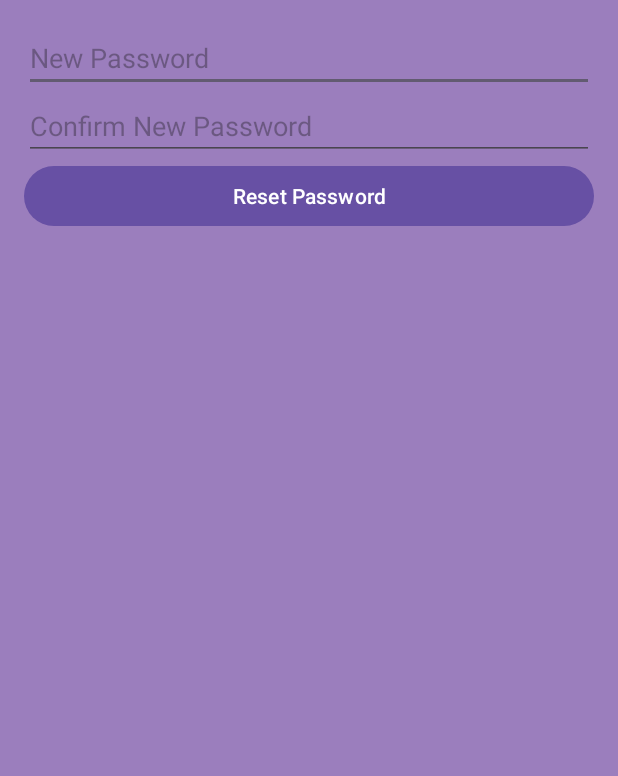
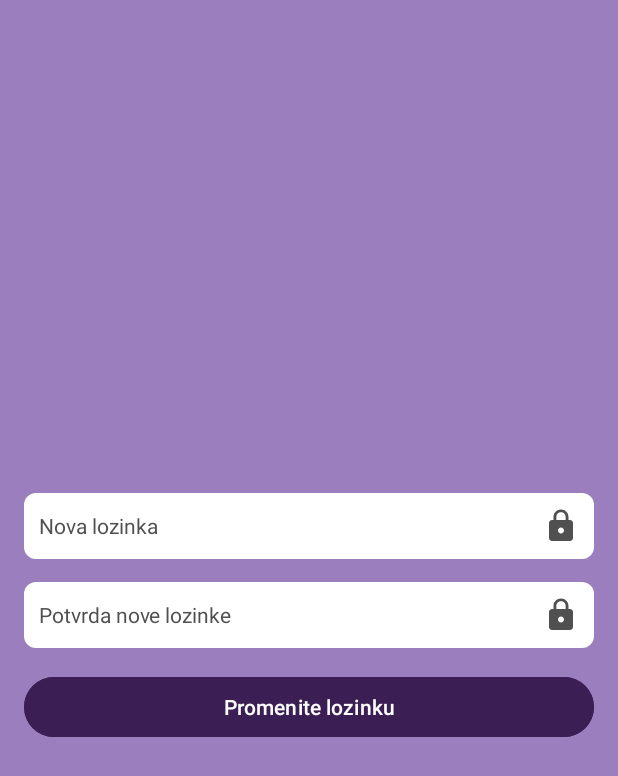
Before and after one commit to jovanannikolic44/music-online-classes, an Android app: the layout activity_password_update.xml on its own in the app's theme, with its tools: preview values and no code run, on a phone screen of 412 x 824 dp. Shown: the top 776 px of the screen. Run offline under Robolectric (Android 15) with nearby library versions, the phone set to English and light mode, and no system bars.

```diff
--- a/app/src/main/java/com/masterprojekat/music_online_classes/APIs/PasswordResetAPI.java
+++ b/app/src/main/java/com/masterprojekat/music_online_classes/APIs/PasswordResetAPI.java
@@ -1,5 +1,6 @@
 package com.masterprojekat.music_online_classes.APIs;
 
+import okhttp3.ResponseBody;
 import retrofit2.Call;
 import retrofit2.http.POST;
 import retrofit2.http.Query;
@@ -10,5 +11,5 @@ public interface PasswordResetAPI {
     Call<Void> requestPasswordReset(@Query("toEmail") String toEmail);
 
     @POST("/reset-service/update-password")
-    Call<String> updatePassword(@Query("token") String token, @Query("newPassword") String newPassword);
+    Call<ResponseBody> updatePassword(@Query("token") String token, @Query("newPassword") String newPassword);
 }
--- a/app/src/main/res/layout/activity_password_reset.xml
+++ b/app/src/main/res/layout/activity_password_reset.xml
@@ -30,7 +30,6 @@
         android:layout_height="wrap_content"
         android:backgroundTint="@color/dark_violet"
         android:textColor="@color/white"
-        android:text="@string/chane_password"
-        android:layout_marginBottom="20dp"/>
+        android:text="@string/change_password"/>
 
 </LinearLayout>
--- a/app/src/main/res/layout/activity_password_update.xml
+++ b/app/src/main/res/layout/activity_password_update.xml
@@ -2,25 +2,47 @@
     android:layout_width="match_parent"
     android:layout_height="match_parent"
     android:orientation="vertical"
-    android:padding="16dp">
+    android:padding="16dp"
+    android:gravity="center"
+    android:background="@color/violet">
 
     <EditText
         android:id="@+id/newPassword"
         android:layout_width="match_parent"
         android:layout_height="wrap_content"
-        android:hint="New Password"
-        android:inputType="textPassword" />
+        android:autofillHints="password"
+        android:hint="@string/new_password"
+        android:inputType="textPassword"
+        android:drawableEnd="@drawable/lock_icon"
+        android:drawableTint="@color/gray"
+        android:padding="10dp"
+        android:layout_marginBottom="15dp"
+        android:background="@drawable/edit_text_style"
+        android:textSize="14sp"
+        android:textColorHint="@color/gray"
+        android:textColor="@color/black"/>
 
     <EditText
         android:id="@+id/confirmNewPassword"
         android:layout_width="match_parent"
         android:layout_height="wrap_content"
-        android:hint="Confirm New Password"
-        android:inputType="textPassword" />
+        android:autofillHints="password"
+        android:hint="@string/confirm_new_password"
+        android:inputType="textPassword"
+        android:drawableEnd="@drawable/lock_icon"
+        android:drawableTint="@color/gray"
+        android:padding="10dp"
+        android:layout_marginBottom="15dp"
+        android:background="@drawable/edit_text_style"
+        android:textSize="14sp"
+        android:textColorHint="@color/gray"
+        android:textColor="@color/black"/>
 
     <Button
         android:id="@+id/resetPasswordButton"
         android:layout_width="match_parent"
         android:layout_height="wrap_content"
-        android:text="Reset Password" />
+        android:text="@string/change_password"
+        android:backgroundTint="@color/dark_violet"
+        android:textColor="@color/white"/>
 </LinearLayout>
--- a/app/src/main/res/values/strings.xml
+++ b/app/src/main/res/values/strings.xml
@@ -14,7 +14,9 @@
     <string name="login">Prijavi se</string>
     <string name="forgotten_password">Zaboravili ste lozinku?</string>
     <string name="new_account">Napravite novi nalog</string>
-    <string name="chane_password">Promenite lozinku</string>
+    <string name="change_password">Promenite lozinku</string>
+    <string name="new_password">Nova lozinka</string>
+    <string name="confirm_new_password">Potvrda nove lozinke</string>
     <string-array name="expertise_array">
         <item>Gitara</item>
         <item>Violina</item>
```
Also changed, not shown: app/src/main/java/com/masterprojekat/music_online_classes/PasswordUpdate.java (+21 -18 lines).
